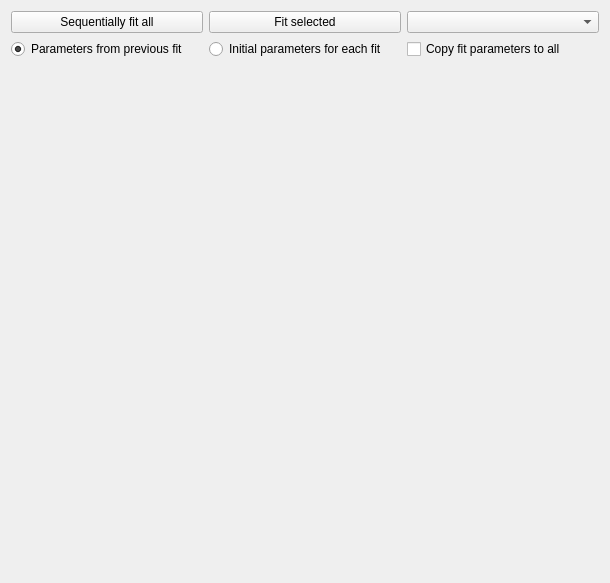
mantidproject/mantid, file scripts/Muon/GUI/Common/seq_fitting_tab_widget/seq_fitting_tab.ui: the form before one commit.
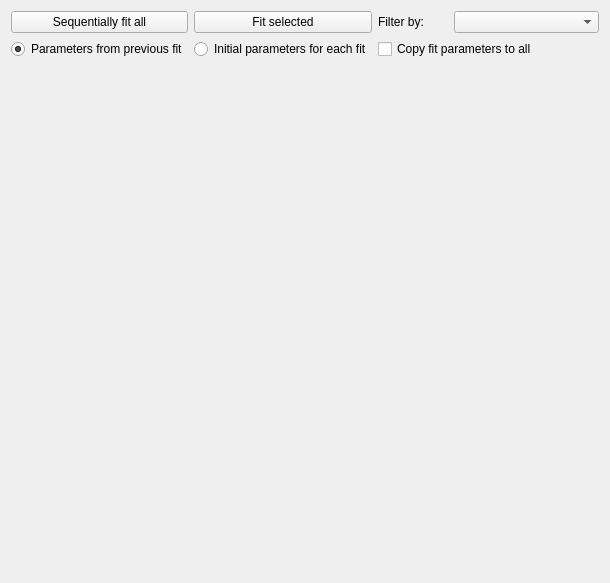
The form after the commit.

Diff of the .ui file:
```diff
--- a/scripts/Muon/GUI/Common/seq_fitting_tab_widget/seq_fitting_tab.ui
+++ b/scripts/Muon/GUI/Common/seq_fitting_tab_widget/seq_fitting_tab.ui
@@ -14,7 +14,38 @@
    <string>Form</string>
   </property>
   <layout class="QGridLayout" name="gridLayout_3">
-   <item row="8" column="0" colspan="3">
+   <item row="0" column="2">
+    <widget class="QLabel" name="filter_by_label">
+     <property name="text">
+      <string>Filter by:</string>
+     </property>
+    </widget>
+   </item>
+   <item row="0" column="3" colspan="2">
+    <widget class="QComboBox" name="data_type_combo_box">
+     <property name="toolTip">
+      <string>Select the type of data you want to sequentially fit</string>
+     </property>
+    </widget>
+   </item>
+   <item row="4" column="0">
+    <widget class="QRadioButton" name="previous_fit_values_radio">
+     <property name="text">
+      <string>Parameters from previous fit</string>
+     </property>
+     <property name="checked">
+      <bool>true</bool>
+     </property>
+    </widget>
+   </item>
+   <item row="0" column="1">
+    <widget class="QPushButton" name="fit_selected_button">
+     <property name="text">
+      <string>Fit selected</string>
+     </property>
+    </widget>
+   </item>
+   <item row="7" column="0" colspan="5">
     <widget class="QSplitter" name="splitter">
      <property name="orientation">
       <enum>Qt::Vertical</enum>
@@ -24,24 +55,10 @@
      </widget>
     </widget>
    </item>
-   <item row="5" column="0">
-    <layout class="QHBoxLayout" name="horizontalLayout_2">
-     <item>
-      <widget class="QRadioButton" name="previous_fit_values_radio">
-       <property name="text">
-        <string>Parameters from previous fit</string>
-       </property>
-       <property name="checked">
-        <bool>true</bool>
-       </property>
-      </widget>
-     </item>
-    </layout>
-   </item>
-   <item row="5" column="1">
-    <widget class="QRadioButton" name="initial_fit_values_radio">
+   <item row="4" column="2" colspan="3">
+    <widget class="QCheckBox" name="copy_fit_checkbox">
      <property name="text">
-      <string>Initial parameters for each fit</string>
+      <string>Copy fit parameters to all</string>
      </property>
     </widget>
    </item>
@@ -58,27 +75,10 @@
      </property>
     </widget>
    </item>
-   <item row="2" column="0">
-    <layout class="QGridLayout" name="gridLayout"/>
-   </item>
-   <item row="0" column="1">
-    <widget class="QPushButton" name="fit_selected_button">
+   <item row="4" column="1">
+    <widget class="QRadioButton" name="initial_fit_values_radio">
      <property name="text">
-      <string>Fit selected</string>
-     </property>
-    </widget>
-   </item>
-   <item row="5" column="2">
-    <widget class="QCheckBox" name="copy_fit_checkbox">
-     <property name="text">
-      <string>Copy fit parameters to all</string>
-     </property>
-    </widget>
-   </item>
-   <item row="0" column="2">
-    <widget class="QComboBox" name="data_type_combo_box">
-     <property name="toolTip">
-      <string>Select the type of data you want to sequentially fit</string>
+      <string>Initial parameters for each fit</string>
      </property>
     </widget>
    </item>
```
